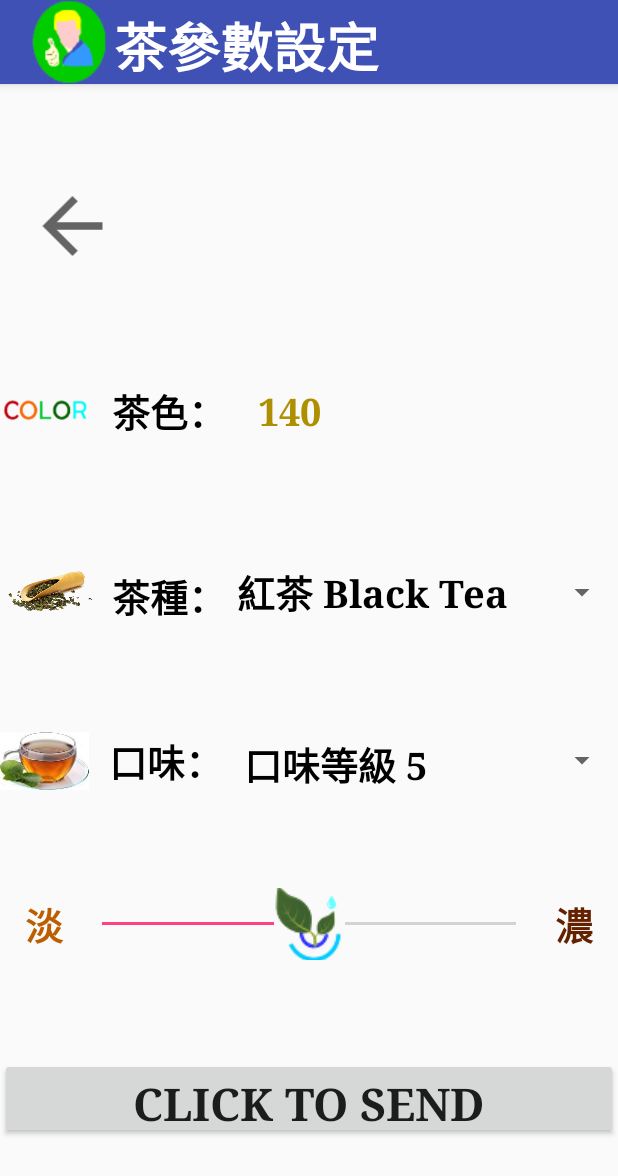
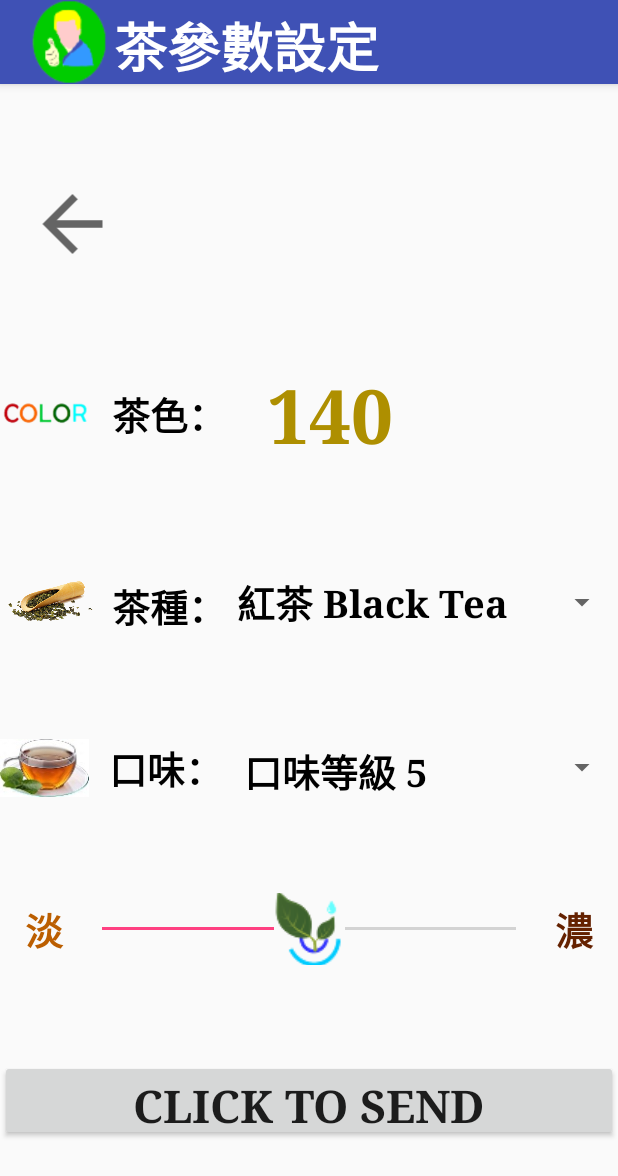
Before and after one commit to ZXPAY/Maker_Tea, an Android app: the SendSettingActivity screen opened directly, with no data from a screen before it, on a phone screen of 412 x 824 dp. Shown: the top 1176 px of the screen. Run offline under Robolectric (Android 15) with nearby library versions, the phone set to English and light mode, and no system bars; our stand-ins replace Firebase (no records; nobody signed in at launch, a user with empty details on screens opened directly); Roboto replaces fonts that are not available here; 1 statement that could not run was skipped.

Commit message:
competition_smart_tea_cup

```diff
--- a/Maker_tea/app/src/main/res/layout/activity_main.xml
+++ b/Maker_tea/app/src/main/res/layout/activity_main.xml
@@ -131,11 +131,10 @@
 
         <TextView
             android:id="@+id/TXV_TEMPERATURE"
+            textStyle="bold"
             android:layout_width="93dp"
             android:layout_height="37dp"
             android:layout_weight="1"
-            android:text="溫度資料"
-            textStyle="bold"
             android:textAppearance="@style/TemperatureDataStyle"
             tools:layout_editor_absoluteX="236dp"
             tools:layout_editor_absoluteY="161dp" />
@@ -177,8 +176,7 @@
             android:layout_width="93dp"
             android:layout_height="37dp"
             android:layout_weight="1"
-            android:text="茶色資料"
-            android:textAppearance="@style/ColorStyle"
+            android:textAppearance="@style/ColorStyle2"
             tools:layout_editor_absoluteX="236dp"
             tools:layout_editor_absoluteY="237dp" />
     </LinearLayout>
--- a/Maker_tea/app/src/main/res/layout/activity_send_setting.xml
+++ b/Maker_tea/app/src/main/res/layout/activity_send_setting.xml
@@ -80,7 +80,9 @@
             android:layout_weight="1"
             android:gravity="left"
             android:text=" 140"
-            android:textAppearance="@style/ColorStyle" />
+            android:textSize="50dp"
+            android:textAppearance="@style/ColorStyle2" />
+
     </LinearLayout>
 
     <LinearLayout
--- a/Maker_tea/app/src/main/res/values/styles.xml
+++ b/Maker_tea/app/src/main/res/values/styles.xml
@@ -50,7 +50,7 @@
     <style name="TemperatureDataStyle" parent="android:TextAppearance">
         <item name="fontPath">fonts/SentyWEN2017.ttf</item>
         <item name="android:textStyle">bold</item>
-        <item name="android:textSize">25dp</item>
+        <item name="android:textSize">35dp</item>
     </style>
 
     <style name="ColorStyle" parent="android:TextAppearance">
@@ -60,6 +60,15 @@
         <item name="android:textColor">@color/colorBlack</item>
     </style>
 
+    <style name="ColorStyle2" parent="android:TextAppearance">
+        <item name="fontPath">fonts/SentyWEN2017.ttf</item>
+        <item name="android:textStyle">bold</item>
+        <item name="android:textSize">35dp</item>
+        <item name="android:textColor">@color/colorBlack</item>
+    </style>
+
+
+
     <style name="ColorDataStyle" parent="android:TextAppearance">
         <item name="fontPath">fonts/SentyWEN2017.ttf</item>
         <item name="android:textStyle">bold</item>
```
Also changed, not shown: Maker_tea/app/src/main/java/com/example/zxpay/maker_tea/MainActivity.java (+19 -12 lines), Maker_tea/app/src/main/res/layout/activity_welcome.xml (+4 -3 lines), Maker_tea/app/src/main/res/layout/app_actionbar.xml (+5 -5 lines), 1 other file.
